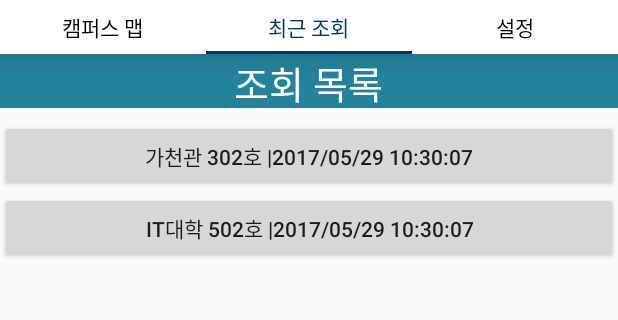
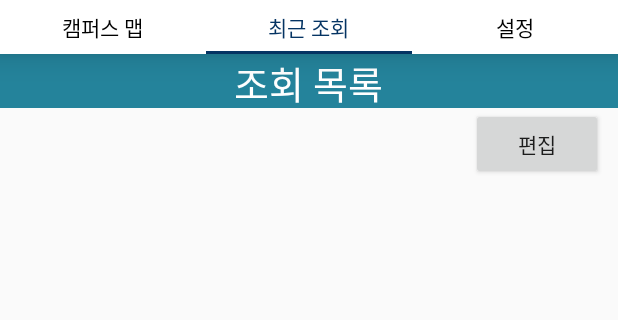
Before and after one commit to stafor94/FinalProject, an Android app: the screen it shows after launch (MainActivity), tab 2 chosen, on a phone screen of 412 x 824 dp, the part 75-395 px from its top. Run offline under Robolectric (Android 15) with nearby library versions, the phone set to English and light mode, and no system bars.

Commit message:
최근조회 수정

```diff
--- a/app/src/main/java/com/stafor/gachonclass/ClassFragment.java
+++ b/app/src/main/java/com/stafor/gachonclass/ClassFragment.java
@@ -29,6 +29,8 @@ public class ClassFragment extends Fragment {
     String artTel = "031-750-5851"; //예술대
     String englishTel = "031-750-5114";  //학교번호
 
+    DBHelper_Recent dbHelper;
+
     final String[] items = {"수업정보 조회", "시간표 조회", "알림설정", "예약문의"};
 
     @Nullable
@@ -36,6 +38,7 @@ public class ClassFragment extends Fragment {
     public View onCreateView(LayoutInflater inflater, @Nullable ViewGroup container, @Nullable Bundle savedInstanceState) {
         ViewGroup rootView = (ViewGroup) inflater.inflate(R.layout.activity_class, container, false);
         layout = (GridLayout) rootView.findViewById(R.id.layout);
+        dbHelper = new DBHelper_Recent(getContext());
         init();
 
         // 다이어로그 생성 밑 설정
@@ -72,6 +75,7 @@ public class ClassFragment extends Fragment {
                         classRoom = ((Button)v).getText().toString();
                         builder.setTitle(building + " "+ floor + "F " + classRoom + "호");
                         builder.show();
+                        dbHelper.insert(building, classRoom);
                     }
                 });
                 if (i  < 9) // 1 ~ 9 호
--- /dev/null
+++ b/app/src/main/java/com/stafor/gachonclass/DBHelper_Recent.java
@@ -0,0 +1,82 @@
+package com.stafor.gachonclass;
+
+import android.content.Context;
+import android.database.Cursor;
+import android.database.sqlite.SQLiteDatabase;
+import android.database.sqlite.SQLiteOpenHelper;
+
+//매일할일 DBHelper 클래스
+public class DBHelper_Recent extends SQLiteOpenHelper {
+
+    Context context;
+    SQLiteDatabase db;
+    Cursor cursor;
+
+    // Database name
+    private static final String DATABASE_NAME = "Recent.db";
+    // Database version
+    private static final int DATABASE_VERSION = 1;
+    // Table name
+    private static final String TABLE_NAME = "recentTable";
+
+    //DBHelper 생성자(Context, DBname, cursor, DBversion)
+    public DBHelper_Recent(Context context) {
+        // 데이터베이스 이름과 버전 정보를 이용하여 상위 생성자 호출
+        super(context, DATABASE_NAME, null, DATABASE_VERSION);
+        this.context = context;
+    }
+
+    /* 데이터 베이스 create
+    *  - 생성자에서 넘겨 받은 이름의 DB와 버전의 DB가 존재하지 않을 때 호출
+    *  - 새로운 데이터 베이스를 생성할때 사용*/
+
+    @Override
+    public void onCreate(SQLiteDatabase db) {
+        /* 테이블을 생성하기 위해 sql문으로 작성하여 execSQL 문 실행 */
+        db.execSQL("CREATE TABLE IF NOT EXISTS " + TABLE_NAME + "( _id INTEGER PRIMARY KEY AUTOINCREMENT, building TEXT, classroom TEXT);");
+    }
+
+     /* 데이터베이스 Version Upgrade
+    *  - DB 가 존재하지만 버전이 다르면 호출됨
+    *  - DB를 변경하고, 버전읇 변경할때 여러가지 업그레이드 작업 수행 가능*/
+
+    @Override
+    public void onUpgrade(SQLiteDatabase db, int oldVersion, int newVersion) {
+        /* 테이블을 업그레이드 하기 위해 SQL문을 작성하여 execSQL문 실행
+        *  - 기존의 테이블을 삭제한 후 테이블 재생성*/
+        db.execSQL("DROP TABLE IF EXISTS " + TABLE_NAME);
+        onCreate(db);
+    }
+
+    // 테이블의 레코드 insert
+    public void insert(String building, String classroom) {
+        db = getWritableDatabase();
+
+        db.execSQL("INSERT INTO " + TABLE_NAME + " VALUES(null, '" + building +  "', '" + classroom + "');");
+        db.close();
+    }
+
+    // 테이블의 레코드 delete
+    public void delete(int id) {
+        db = getWritableDatabase();
+
+        db.execSQL("DELETE FROM " + TABLE_NAME + " WHERE _id = " + id + ";");
+        db.close();
+    }
+
+    // 메인페이지 텍스트뷰 출력하기 위한 printdata
+    public String printData(int position, int index) {
+        db = getReadableDatabase();
+        String str="";
+
+        cursor = db.rawQuery("SELECT * FROM " + TABLE_NAME + ";", null);
+
+        if (cursor.moveToPosition(position) == false) {
+            str = "";
+        } else {
+            str += cursor.getString(index);
+        }
+        cursor.close();
+        return str;
+    }
+}
--- a/app/src/main/java/com/stafor/gachonclass/RecentFragment.java
+++ b/app/src/main/java/com/stafor/gachonclass/RecentFragment.java
@@ -7,36 +7,85 @@ import android.view.LayoutInflater;
 import android.view.View;
 import android.view.ViewGroup;
 import android.widget.Button;
+import android.widget.CheckBox;
 import android.widget.LinearLayout;
 
 import java.text.SimpleDateFormat;
 import java.util.ArrayList;
 import java.util.Date;
 
-public class RecentFragment extends Fragment {
-    LinearLayout layout;
+public class RecentFragment extends Fragment implements View.OnClickListener{
+    LinearLayout layout, layout_bottom;
     SimpleDateFormat sdfNow = new SimpleDateFormat("yyyy/MM/dd HH:mm:ss");
-    String time;
+    String time, building, classRoom;
     ArrayList<Button> btnList = new ArrayList<>();
+    ArrayList<CheckBox> chkList = new ArrayList<>();
+    Button modifyBtn, removeBtn, cancelBtn;
+    boolean onModify = false;
     int count = 0;
+
+    DBHelper_Recent dbHelper;
+
     @Nullable
     @Override
     public View onCreateView(LayoutInflater inflater, @Nullable ViewGroup container, @Nullable Bundle savedInstanceState) {
         ViewGroup rootView = (ViewGroup) inflater.inflate(R.layout.activity_recent, container, false);
 
+        dbHelper = new DBHelper_Recent(getContext());
         layout = (LinearLayout) rootView.findViewById(R.id.layout_btns);
+        layout_bottom = (LinearLayout) rootView.findViewById(R.id.layout_bottom);
+        modifyBtn = (Button) rootView.findViewById(R.id.btn_modify);
+        removeBtn = (Button) rootView.findViewById(R.id.btn_ok);
+        cancelBtn = (Button) rootView.findViewById(R.id.btn_cancel);
+        modifyBtn.setOnClickListener(this);
+        removeBtn.setOnClickListener(this);
+        cancelBtn.setOnClickListener(this);
 
-        addButton("가천관", "3", "302");
-        addButton("IT대학", "5", "502");
+        try {
+            for (int i = 0; i < 5; i++) {
+                building = dbHelper.printData(i, 1);
+                classRoom = dbHelper.printData(i, 2);
+                if (!building.equals(""))
+                    addButton(building, classRoom);
+            }
+        } catch (Exception e) {
+            e.printStackTrace();
+        }
 
         return rootView;
     }
 
-    public void addButton(String building, String floor, String classRoom) {
+    public void addButton(String building, String classRoom) {
         time = sdfNow.format(new Date(System.currentTimeMillis()));
         Button button = new Button(getContext());
-        button.setText(building + " " + classRoom + "호 |" + time);
+        LinearLayout layout_btn = new LinearLayout(getContext());
+        CheckBox chk_box = new CheckBox(getContext());
+        button.setText("  " + building + " " + classRoom + "호  |  " + time);
         btnList.add(button);
-        layout.addView(btnList.get(count++));
+        chkList.add(chk_box);
+        chk_box.setVisibility(View.GONE);
+        layout_btn.addView(chk_box);
+        layout_btn.addView(btnList.get(count++));
+        layout.addView(layout_btn);
+    }
+
+    @Override
+    public void onClick(View v) {
+        if (v.getId() == R.id.btn_modify) {
+            if (onModify) {
+                layout_bottom.setVisibility(View.GONE);
+                for (int i = 0; i < chkList.size(); i++)
+                    chkList.get(i).setVisibility(View.GONE);
+            } else {
+                layout_bottom.setVisibility(View.VISIBLE);
+                for (int i = 0; i < chkList.size(); i++)
+                    chkList.get(i).setVisibility(View.VISIBLE);
+            }
+
+            onModify = !onModify;
+        } else if (v.getId() == R.id.btn_ok) {
+        } else if (v.getId() == R.id.btn_cancel) {
+            layout_bottom.setVisibility(View.GONE);
+        }
     }
 }
--- a/app/src/main/res/layout/activity_profile.xml
+++ b/app/src/main/res/layout/activity_profile.xml
@@ -46,7 +46,7 @@
         <LinearLayout
             android:layout_width="match_parent"
             android:layout_height="match_parent"
-            android:layout_marginBottom="10dp"
+            android:layout_marginBottom="40dp"
             android:orientation="horizontal">
 
             <TextView
@@ -74,7 +74,7 @@
         <LinearLayout
             android:layout_width="match_parent"
             android:layout_height="match_parent"
-            android:layout_marginBottom="10dp"
+            android:layout_marginBottom="40dp"
             android:orientation="horizontal">
 
             <TextView
@@ -137,7 +137,7 @@
         <LinearLayout
             android:layout_width="match_parent"
             android:layout_height="match_parent"
-            android:layout_marginBottom="10dp"
+            android:layout_marginBottom="40dp"
             android:orientation="horizontal">
 
             <TextView
--- a/app/src/main/res/layout/activity_recent.xml
+++ b/app/src/main/res/layout/activity_recent.xml
@@ -27,10 +27,24 @@
             app:layout_constraintTop_toTopOf="parent" />
     </LinearLayout>
 
+    <LinearLayout
+        android:layout_width="match_parent"
+        android:layout_height="wrap_content"
+        android:gravity="right"
+        android:orientation="horizontal">
+
+        <Button
+            android:id="@+id/btn_modify"
+            android:layout_width="wrap_content"
+            android:layout_height="wrap_content"
+            android:layout_marginRight="10dp"
+            android:text="편집" />
+    </LinearLayout>
+
     <ScrollView
         android:id="@+id/scrollView2"
         android:layout_width="match_parent"
-        android:layout_height="match_parent"
+        android:layout_height="wrap_content"
         android:layout_marginBottom="5dp"
         android:layout_marginTop="8dp"
         app:layout_constraintBottom_toBottomOf="parent"
@@ -46,4 +60,28 @@
         </LinearLayout>
     </ScrollView>
 
+    <LinearLayout
+        android:id="@+id/layout_bottom"
+        android:layout_width="match_parent"
+        android:layout_height="wrap_content"
+        android:orientation="horizontal"
+        android:visibility="gone">
+
+        <Button
+            android:id="@+id/btn_ok"
+            android:layout_width="wrap_content"
+            android:layout_height="wrap_content"
+            android:layout_marginLeft="50dp"
+            android:layout_marginRight="50dp"
+            android:text="삭제" />
+
+        <Button
+            android:id="@+id/btn_cancel"
+            android:layout_width="wrap_content"
+            android:layout_height="wrap_content"
+            android:layout_marginLeft="50dp"
+            android:layout_marginRight="50dp"
+            android:text="취소" />
+    </LinearLayout>
+
 </LinearLayout>
```
